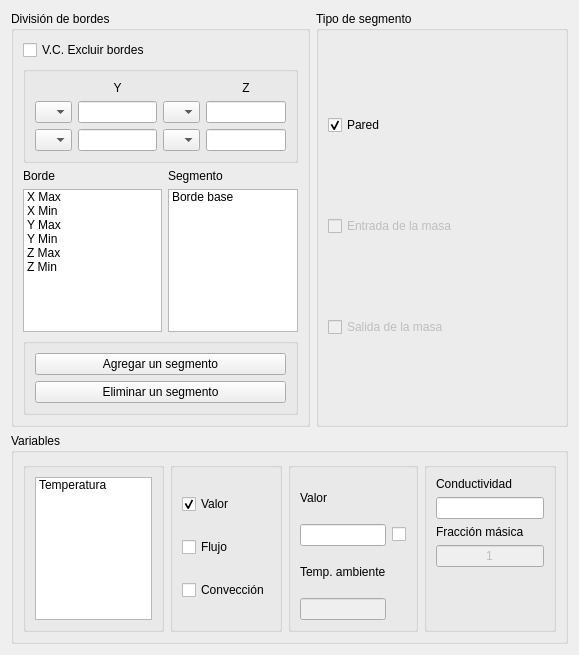
This is bordes_window/ui/bordes_window.ui in luisdavidrodm/PrePRODIC3D as Qt 5 draws it before an edit. The edited form follows.
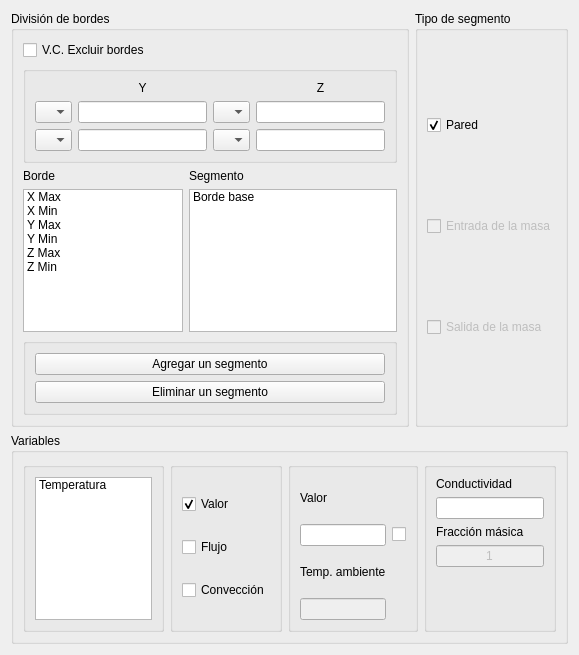
This is the edited form.

Commit message: Revision de interfaz

```diff
--- a/bordes_window/ui/bordes_window.ui
+++ b/bordes_window/ui/bordes_window.ui
@@ -14,48 +14,6 @@
    <string>Bordes - PrePRODIC3D</string>
   </property>
   <layout class="QGridLayout" name="gridLayout_3">
-   <item row="0" column="2" colspan="2">
-    <widget class="QGroupBox" name="gb_tipo_segment">
-     <property name="title">
-      <string>Tipo de segmento</string>
-     </property>
-     <layout class="QVBoxLayout" name="verticalLayout">
-      <item>
-       <widget class="QCheckBox" name="chb_wall">
-        <property name="text">
-         <string>Pared</string>
-        </property>
-        <property name="checked">
-         <bool>true</bool>
-        </property>
-        <property name="tristate">
-         <bool>false</bool>
-        </property>
-       </widget>
-      </item>
-      <item>
-       <widget class="QCheckBox" name="chb_inmass">
-        <property name="enabled">
-         <bool>false</bool>
-        </property>
-        <property name="text">
-         <string>Entrada de la masa</string>
-        </property>
-       </widget>
-      </item>
-      <item>
-       <widget class="QCheckBox" name="chb_outmass">
-        <property name="enabled">
-         <bool>false</bool>
-        </property>
-        <property name="text">
-         <string>Salida de la masa</string>
-        </property>
-       </widget>
-      </item>
-     </layout>
-    </widget>
-   </item>
    <item row="1" column="0" colspan="4">
     <widget class="QGroupBox" name="groupBox_3">
      <property name="title">
@@ -218,7 +176,49 @@
      </layout>
     </widget>
    </item>
-   <item row="0" column="0" colspan="2">
+   <item row="0" column="3">
+    <widget class="QGroupBox" name="gb_tipo_segment">
+     <property name="title">
+      <string>Tipo de segmento</string>
+     </property>
+     <layout class="QVBoxLayout" name="verticalLayout">
+      <item>
+       <widget class="QCheckBox" name="chb_wall">
+        <property name="text">
+         <string>Pared</string>
+        </property>
+        <property name="checked">
+         <bool>true</bool>
+        </property>
+        <property name="tristate">
+         <bool>false</bool>
+        </property>
+       </widget>
+      </item>
+      <item>
+       <widget class="QCheckBox" name="chb_inmass">
+        <property name="enabled">
+         <bool>false</bool>
+        </property>
+        <property name="text">
+         <string>Entrada de la masa</string>
+        </property>
+       </widget>
+      </item>
+      <item>
+       <widget class="QCheckBox" name="chb_outmass">
+        <property name="enabled">
+         <bool>false</bool>
+        </property>
+        <property name="text">
+         <string>Salida de la masa</string>
+        </property>
+       </widget>
+      </item>
+     </layout>
+    </widget>
+   </item>
+   <item row="0" column="0" colspan="3">
     <widget class="QGroupBox" name="groupBox">
      <property name="title">
       <string>División de bordes</string>
@@ -254,22 +254,6 @@
         </property>
        </widget>
       </item>
-      <item row="4" column="3">
-       <widget class="QListWidget" name="lw_patchlist">
-        <item>
-         <property name="text">
-          <string>Borde base</string>
-         </property>
-        </item>
-       </widget>
-      </item>
-      <item row="3" column="3">
-       <widget class="QLabel" name="label_3">
-        <property name="text">
-         <string>Segmento</string>
-        </property>
-       </widget>
-      </item>
       <item row="0" column="0">
        <widget class="QCheckBox" name="chb_exclude_borders">
         <property name="text">
@@ -431,6 +415,22 @@
         </item>
        </widget>
       </item>
+      <item row="4" column="3">
+       <widget class="QListWidget" name="lw_patchlist">
+        <item>
+         <property name="text">
+          <string>Borde base</string>
+         </property>
+        </item>
+       </widget>
+      </item>
+      <item row="3" column="3">
+       <widget class="QLabel" name="label_3">
+        <property name="text">
+         <string>Segmento</string>
+        </property>
+       </widget>
+      </item>
      </layout>
     </widget>
    </item>
```
Left out of the diff: 34 changed lines with no effect on the pictures. The commit also changes 3 other files.
